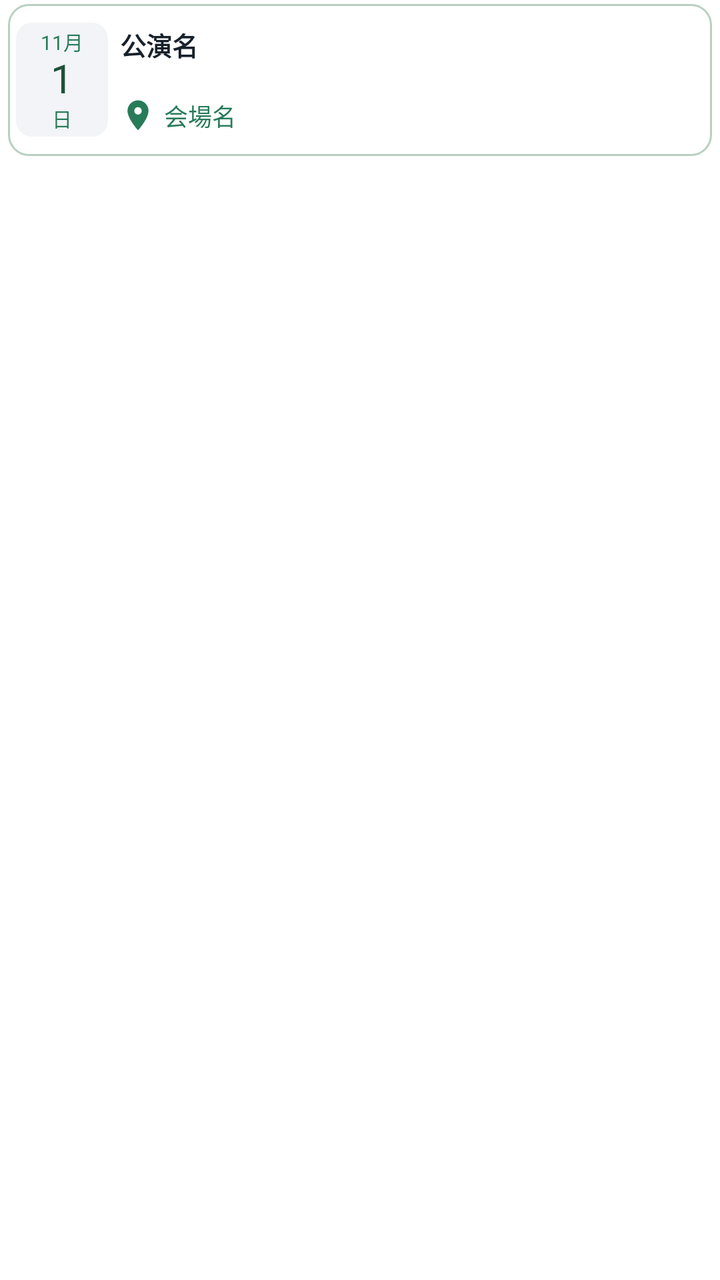
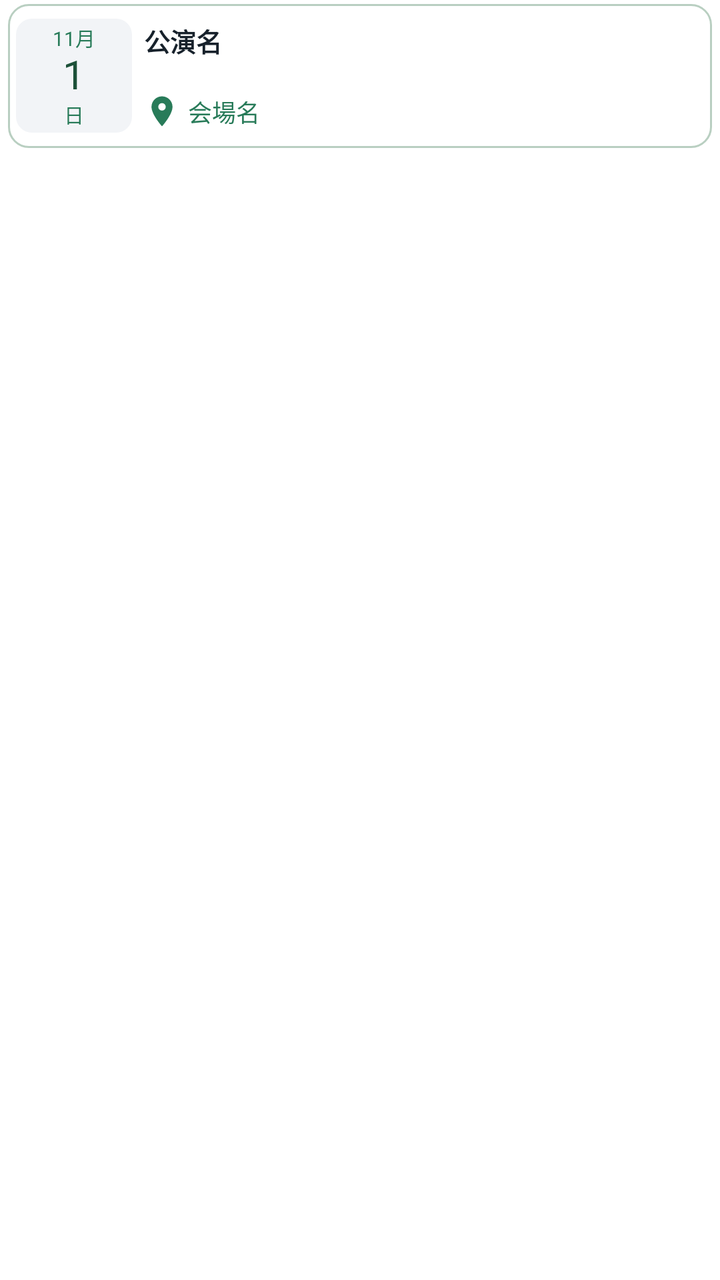

The first picture is an Android layout as it rendered before a commit; the second is the same layout after the commit. The layout source and the unified diff follow.
<!-- AndroidManifest.xml: fallback theme Theme.MaterialComponents.DayNight.NoActionBar -->
<!-- res/layout/ticket_widget_event_sites.xml -->
<FrameLayout xmlns:android="http://schemas.android.com/apk/res/android" android:layout_width="match_parent" android:layout_height="wrap_content" android:paddingLeft="4dp" android:paddingRight="4dp" android:paddingTop="2dp" android:paddingBottom="2dp">
  <LinearLayout android:id="@+id/ticket_row" android:layout_width="match_parent" android:layout_height="76sp" android:orientation="horizontal" android:gravity="center_vertical" android:padding="4dp" android:layout_marginBottom="0dp" android:background="@drawable/ticket_widget_row" android:layout_weight="0" android:layout_marginTop="0dp" android:layout_marginLeft="0dp" android:layout_marginRight="0dp">
    <LinearLayout android:id="@+id/ticket_date" android:layout_width="46dp" android:layout_height="wrap_content" android:minHeight="42dp" android:orientation="vertical" android:gravity="center" android:paddingTop="2dp" android:paddingBottom="2dp" android:background="@drawable/ticket_widget_date">
      <TextView android:id="@+id/ticket_month" android:maxLines="1" android:ellipsize="end" android:layout_width="wrap_content" android:layout_height="wrap_content" android:text="11月" android:textColor="#287B59" android:textSize="10sp" android:includeFontPadding="false" android:textStyle="normal" />
      <TextView android:id="@+id/ticket_day" android:layout_width="wrap_content" android:layout_height="wrap_content" android:text="1" android:textColor="#1D5139" android:textSize="20sp" android:textStyle="normal" android:includeFontPadding="false" />
      <TextView android:id="@+id/ticket_weekday" android:layout_width="wrap_content" android:layout_height="wrap_content" android:text="日" android:textColor="#287B59" android:textSize="10sp" android:includeFontPadding="false" android:textStyle="normal" />
    </LinearLayout>
    <LinearLayout android:layout_width="0dp" android:layout_weight="1" android:layout_height="wrap_content" android:orientation="vertical" android:layout_marginLeft="6dp">
      <TextView android:id="@+id/ticket_title" android:layout_width="match_parent" android:layout_height="wrap_content" android:text="公演名" android:textColor="#17212B" android:textSize="13sp" android:textStyle="bold" android:maxLines="1" android:ellipsize="end" android:includeFontPadding="false" android:lineSpacingExtra="1dp" />
      <LinearLayout android:id="@+id/ticket_badges" android:layout_width="match_parent" android:layout_height="wrap_content" android:orientation="horizontal" android:gravity="center_vertical" android:layout_marginTop="0dp" android:visibility="gone">
        <TextView android:id="@+id/ticket_site" android:layout_width="wrap_content" android:layout_height="wrap_content" android:textSize="11sp" android:textStyle="normal" android:paddingLeft="5dp" android:paddingRight="5dp" android:paddingTop="1dp" android:paddingBottom="1dp" android:maxLines="1" android:ellipsize="end" android:includeFontPadding="false" />
        <TextView android:id="@+id/ticket_more" android:layout_width="wrap_content" android:layout_height="wrap_content" android:layout_marginLeft="4dp" android:textSize="11sp" android:textColor="#52616D" android:maxLines="1" android:includeFontPadding="false" android:textStyle="normal" />
      </LinearLayout>
      <TextView android:id="@+id/ticket_open" android:layout_width="match_parent" android:layout_height="wrap_content" android:layout_marginLeft="0dp" android:textSize="11sp" android:textColor="#203047" android:maxLines="1" android:ellipsize="end" android:includeFontPadding="false" android:textStyle="normal" android:layout_marginTop="2dp" />
      <LinearLayout android:id="@+id/ticket_location" android:layout_width="match_parent" android:layout_height="wrap_content" android:orientation="horizontal" android:gravity="center_vertical" android:layout_marginTop="2dp">
        <TextView android:id="@+id/ticket_meta" android:layout_width="0dp" android:layout_height="wrap_content" android:text="会場名" android:textColor="#287B59" android:textSize="12sp" android:layout_marginTop="0dp" android:maxLines="1" android:ellipsize="end" android:includeFontPadding="false" android:layout_weight="1" android:textStyle="normal" android:drawableLeft="@drawable/ticket_widget_map_pin" android:drawablePadding="4dp" android:gravity="center_vertical" android:minHeight="18dp" />
      </LinearLayout>
      <LinearLayout android:id="@+id/ticket_timing_group" android:layout_width="match_parent" android:layout_height="wrap_content" android:orientation="horizontal" android:visibility="gone" android:paddingLeft="5dp" android:paddingRight="5dp" android:paddingTop="1dp" android:paddingBottom="1dp" android:layout_marginTop="2dp" android:background="@drawable/ticket_widget_timings" android:gravity="center_vertical">
        <TextView android:id="@+id/ticket_performance" android:textStyle="normal" android:layout_width="0dp" android:layout_height="wrap_content" android:visibility="gone" android:textColor="#24539B" android:textSize="11sp" android:layout_marginTop="0dp" android:maxLines="1" android:ellipsize="end" android:includeFontPadding="false" android:layout_weight="1" />
        <TextView android:id="@+id/ticket_meet" android:layout_width="0dp" android:layout_height="wrap_content" android:visibility="gone" android:textColor="#24539B" android:textSize="11sp" android:layout_marginTop="0dp" android:maxLines="1" android:ellipsize="end" android:includeFontPadding="false" android:textStyle="normal" android:layout_weight="1" android:layout_marginLeft="4dp" />
      </LinearLayout>
    </LinearLayout>
  </LinearLayout>
</FrameLayout>
<!-- resources referenced by this layout -->
<resources>
  <!-- drawable ticket_widget_date (drawable) -->
  <shape xmlns:android="http://schemas.android.com/apk/res/android"><solid android:color="#F2F4F7"/><corners android:radius="8dp"/></shape>
  <!-- drawable ticket_widget_map_pin (drawable) -->
  <vector xmlns:android="http://schemas.android.com/apk/res/android" android:width="18dp" android:height="18dp" android:viewportWidth="24" android:viewportHeight="24">
    <path android:fillColor="#287B59" android:pathData="M12,2C8.13,2 5,5.13 5,9c0,5.25 7,13 7,13s7,-7.75 7,-13c0,-3.87 -3.13,-7 -7,-7zM12,11.5a2.5,2.5 0,1 1,0 -5a2.5,2.5 0,0 1,0 5z"/>
  </vector>
  <!-- drawable ticket_widget_row (drawable) -->
  <selector xmlns:android="http://schemas.android.com/apk/res/android">
    <item android:state_pressed="true"><shape><solid android:color="#EAF4ED"/><stroke android:width="1dp" android:color="#7EAC91"/><corners android:radius="10dp"/></shape></item>
    <item><shape><solid android:color="#FFFFFF"/><stroke android:width="1dp" android:color="#B9CFC1"/><corners android:radius="10dp"/></shape></item>
  </selector>
  <!-- drawable ticket_widget_timings (drawable) -->
  <shape xmlns:android="http://schemas.android.com/apk/res/android"><solid android:color="#EEF3FB"/><corners android:radius="5dp"/></shape>
</resources>

<!-- the commit's change to res/layout/ticket_widget_event_sites.xml (unified diff, before → after) -->
@@ -1,14 +1,16 @@
 <FrameLayout xmlns:android="http://schemas.android.com/apk/res/android" android:layout_width="match_parent" android:layout_height="wrap_content" android:paddingLeft="4dp" android:paddingRight="4dp" android:paddingTop="2dp" android:paddingBottom="2dp">
-  <LinearLayout android:id="@+id/ticket_row" android:layout_width="match_parent" android:layout_height="76sp" android:orientation="horizontal" android:gravity="center_vertical" android:padding="4dp" android:layout_marginBottom="0dp" android:background="@drawable/ticket_widget_row" android:layout_weight="0" android:layout_marginTop="0dp" android:layout_marginLeft="0dp" android:layout_marginRight="0dp">
-    <LinearLayout android:id="@+id/ticket_date" android:layout_width="46dp" android:layout_height="wrap_content" android:minHeight="42dp" android:orientation="vertical" android:gravity="center" android:paddingTop="2dp" android:paddingBottom="2dp" android:background="@drawable/ticket_widget_date">
+  <LinearLayout android:id="@+id/ticket_row" android:layout_width="match_parent" android:layout_height="72sp" android:orientation="horizontal" android:gravity="center_vertical" android:padding="4dp" android:layout_marginBottom="0dp" android:background="@drawable/ticket_widget_row" android:layout_weight="0" android:layout_marginTop="0dp" android:layout_marginLeft="0dp" android:layout_marginRight="0dp">
+    <LinearLayout android:id="@+id/ticket_date" android:layout_width="58dp" android:layout_height="wrap_content" android:minHeight="42dp" android:orientation="vertical" android:gravity="center" android:paddingTop="2dp" android:paddingBottom="2dp" android:background="@drawable/ticket_widget_date">
       <TextView android:id="@+id/ticket_month" android:maxLines="1" android:ellipsize="end" android:layout_width="wrap_content" android:layout_height="wrap_content" android:text="11月" android:textColor="#287B59" android:textSize="10sp" android:includeFontPadding="false" android:textStyle="normal" />
       <TextView android:id="@+id/ticket_day" android:layout_width="wrap_content" android:layout_height="wrap_content" android:text="1" android:textColor="#1D5139" android:textSize="20sp" android:textStyle="normal" android:includeFontPadding="false" />
       <TextView android:id="@+id/ticket_weekday" android:layout_width="wrap_content" android:layout_height="wrap_content" android:text="日" android:textColor="#287B59" android:textSize="10sp" android:includeFontPadding="false" android:textStyle="normal" />
+      <LinearLayout android:id="@+id/ticket_badges" android:layout_width="match_parent" android:layout_height="wrap_content" android:orientation="horizontal" android:gravity="center" android:layout_marginTop="1dp" android:visibility="gone">
+        <TextView android:id="@+id/ticket_site" android:layout_width="wrap_content" android:layout_height="wrap_content" android:textSize="9sp" android:textStyle="normal" android:paddingLeft="3dp" android:paddingRight="3dp" android:paddingTop="0dp" android:paddingBottom="0dp" android:maxLines="1" android:ellipsize="end" android:includeFontPadding="false" />
+      </LinearLayout>
     </LinearLayout>
     <LinearLayout android:layout_width="0dp" android:layout_weight="1" android:layout_height="wrap_content" android:orientation="vertical" android:layout_marginLeft="6dp">
-      <TextView android:id="@+id/ticket_title" android:layout_width="match_parent" android:layout_height="wrap_content" android:text="公演名" android:textColor="#17212B" android:textSize="13sp" android:textStyle="bold" android:maxLines="1" android:ellipsize="end" android:includeFontPadding="false" android:lineSpacingExtra="1dp" />
-      <LinearLayout android:id="@+id/ticket_badges" android:layout_width="match_parent" android:layout_height="wrap_content" android:orientation="horizontal" android:gravity="center_vertical" android:layout_marginTop="0dp" android:visibility="gone">
-        <TextView android:id="@+id/ticket_site" android:layout_width="wrap_content" android:layout_height="wrap_content" android:textSize="11sp" android:textStyle="normal" android:paddingLeft="5dp" android:paddingRight="5dp" android:paddingTop="1dp" android:paddingBottom="1dp" android:maxLines="1" android:ellipsize="end" android:includeFontPadding="false" />
+      <LinearLayout android:layout_width="match_parent" android:layout_height="wrap_content" android:orientation="horizontal" android:gravity="center_vertical">
+        <TextView android:id="@+id/ticket_title" android:layout_width="0dp" android:layout_height="wrap_content" android:text="公演名" android:textColor="#17212B" android:textSize="13sp" android:textStyle="bold" android:maxLines="1" android:ellipsize="end" android:includeFontPadding="false" android:lineSpacingExtra="1dp" android:layout_weight="1" />
         <TextView android:id="@+id/ticket_more" android:layout_width="wrap_content" android:layout_height="wrap_content" android:layout_marginLeft="4dp" android:textSize="11sp" android:textColor="#52616D" android:maxLines="1" android:includeFontPadding="false" android:textStyle="normal" />
       </LinearLayout>
       <TextView android:id="@+id/ticket_open" android:layout_width="match_parent" android:layout_height="wrap_content" android:layout_marginLeft="0dp" android:textSize="11sp" android:textColor="#203047" android:maxLines="1" android:ellipsize="end" android:includeFontPadding="false" android:textStyle="normal" android:layout_marginTop="2dp" />
